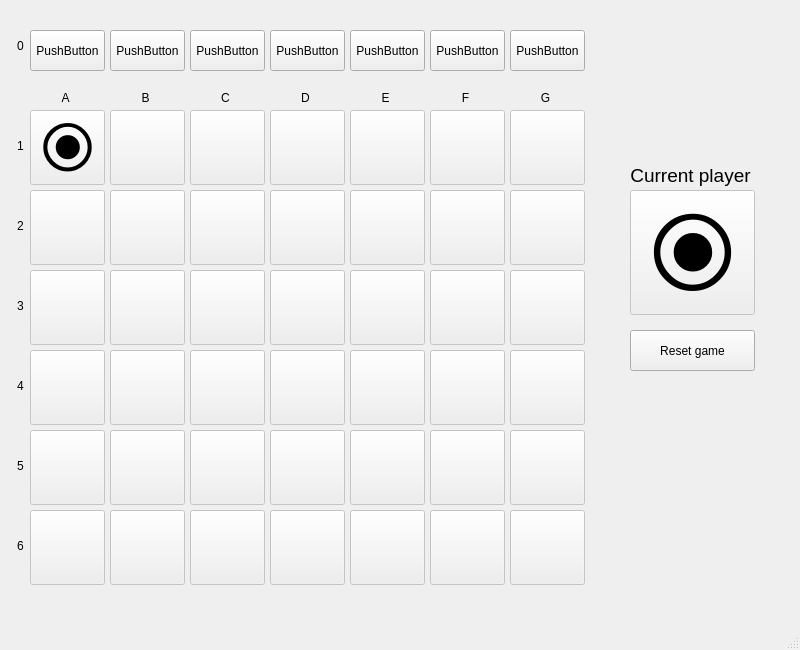
Tihjs137/4inarow, file mainwindow.ui: the form before one commit.
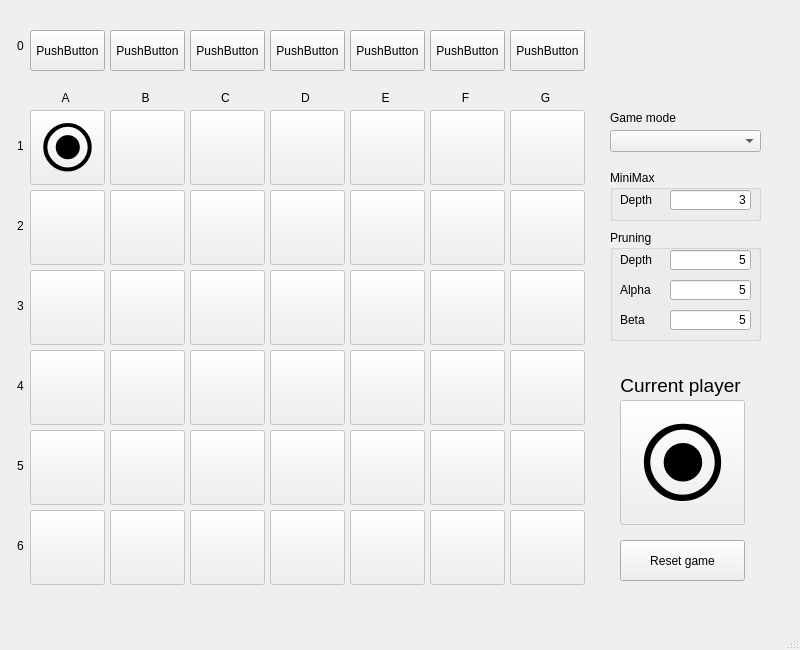
The form after the commit.

What changed in the file:
```diff
--- a/mainwindow.ui
+++ b/mainwindow.ui
@@ -2957,8 +2957,8 @@
    <widget class="QPushButton" name="Reset">
     <property name="geometry">
      <rect>
-      <x>630</x>
-      <y>330</y>
+      <x>620</x>
+      <y>540</y>
       <width>125</width>
       <height>41</height>
      </rect>
@@ -2973,8 +2973,8 @@
     </property>
     <property name="geometry">
      <rect>
-      <x>630</x>
-      <y>190</y>
+      <x>620</x>
+      <y>400</y>
       <width>125</width>
       <height>125</height>
      </rect>
@@ -3032,8 +3032,8 @@
    <widget class="QLabel" name="label_15">
     <property name="geometry">
      <rect>
-      <x>610</x>
-      <y>160</y>
+      <x>600</x>
+      <y>370</y>
       <width>161</width>
       <height>31</height>
      </rect>
@@ -3050,6 +3050,183 @@
      <set>Qt::AlignCenter</set>
     </property>
    </widget>
+   <widget class="QComboBox" name="comboBox">
+    <property name="geometry">
+     <rect>
+      <x>610</x>
+      <y>130</y>
+      <width>151</width>
+      <height>22</height>
+     </rect>
+    </property>
+   </widget>
+   <widget class="QGroupBox" name="groupBox">
+    <property name="geometry">
+     <rect>
+      <x>610</x>
+      <y>170</y>
+      <width>151</width>
+      <height>51</height>
+     </rect>
+    </property>
+    <property name="title">
+     <string>MiniMax</string>
+    </property>
+    <widget class="QLabel" name="label_17">
+     <property name="geometry">
+      <rect>
+       <x>10</x>
+       <y>20</y>
+       <width>47</width>
+       <height>20</height>
+      </rect>
+     </property>
+     <property name="text">
+      <string>Depth</string>
+     </property>
+    </widget>
+    <widget class="QLineEdit" name="Depth">
+     <property name="geometry">
+      <rect>
+       <x>60</x>
+       <y>20</y>
+       <width>81</width>
+       <height>20</height>
+      </rect>
+     </property>
+     <property name="layoutDirection">
+      <enum>Qt::LeftToRight</enum>
+     </property>
+     <property name="text">
+      <string>3</string>
+     </property>
+     <property name="alignment">
+      <set>Qt::AlignRight|Qt::AlignTrailing|Qt::AlignVCenter</set>
+     </property>
+    </widget>
+   </widget>
+   <widget class="QLabel" name="label_16">
+    <property name="geometry">
+     <rect>
+      <x>610</x>
+      <y>110</y>
+      <width>151</width>
+      <height>16</height>
+     </rect>
+    </property>
+    <property name="text">
+     <string>Game mode</string>
+    </property>
+   </widget>
+   <widget class="QGroupBox" name="groupBox_2">
+    <property name="geometry">
+     <rect>
+      <x>610</x>
+      <y>230</y>
+      <width>151</width>
+      <height>111</height>
+     </rect>
+    </property>
+    <property name="title">
+     <string>Pruning</string>
+    </property>
+    <widget class="QLabel" name="label_18">
+     <property name="geometry">
+      <rect>
+       <x>10</x>
+       <y>20</y>
+       <width>47</width>
+       <height>20</height>
+      </rect>
+     </property>
+     <property name="text">
+      <string>Depth</string>
+     </property>
+    </widget>
+    <widget class="QLineEdit" name="lineEdit_2">
+     <property name="geometry">
+      <rect>
+       <x>60</x>
+       <y>20</y>
+       <width>81</width>
+       <height>20</height>
+      </rect>
+     </property>
+     <property name="layoutDirection">
+      <enum>Qt::LeftToRight</enum>
+     </property>
+     <property name="text">
+      <string>5</string>
+     </property>
+     <property name="alignment">
+      <set>Qt::AlignRight|Qt::AlignTrailing|Qt::AlignVCenter</set>
+     </property>
+    </widget>
+    <widget class="QLineEdit" name="lineEdit_3">
+     <property name="geometry">
+      <rect>
+       <x>60</x>
+       <y>50</y>
+       <width>81</width>
+       <height>20</height>
+      </rect>
+     </property>
+     <property name="layoutDirection">
+      <enum>Qt::LeftToRight</enum>
+     </property>
+     <property name="text">
+      <string>5</string>
+     </property>
+     <property name="alignment">
+      <set>Qt::AlignRight|Qt::AlignTrailing|Qt::AlignVCenter</set>
+     </property>
+    </widget>
+    <widget class="QLabel" name="label_19">
+     <property name="geometry">
+      <rect>
+       <x>10</x>
+       <y>50</y>
+       <width>47</width>
+       <height>20</height>
+      </rect>
+     </property>
+     <property name="text">
+      <string>Alpha</string>
+     </property>
+    </widget>
+    <widget class="QLineEdit" name="lineEdit_4">
+     <property name="geometry">
+      <rect>
+       <x>60</x>
+       <y>80</y>
+       <width>81</width>
+       <height>20</height>
+      </rect>
+     </property>
+     <property name="layoutDirection">
+      <enum>Qt::LeftToRight</enum>
+     </property>
+     <property name="text">
+      <string>5</string>
+     </property>
+     <property name="alignment">
+      <set>Qt::AlignRight|Qt::AlignTrailing|Qt::AlignVCenter</set>
+     </property>
+    </widget>
+    <widget class="QLabel" name="label_20">
+     <property name="geometry">
+      <rect>
+       <x>10</x>
+       <y>80</y>
+       <width>47</width>
+       <height>20</height>
+      </rect>
+     </property>
+     <property name="text">
+      <string>Beta</string>
+     </property>
+    </widget>
+   </widget>
   </widget>
   <widget class="QMenuBar" name="menubar">
    <property name="geometry">
```
